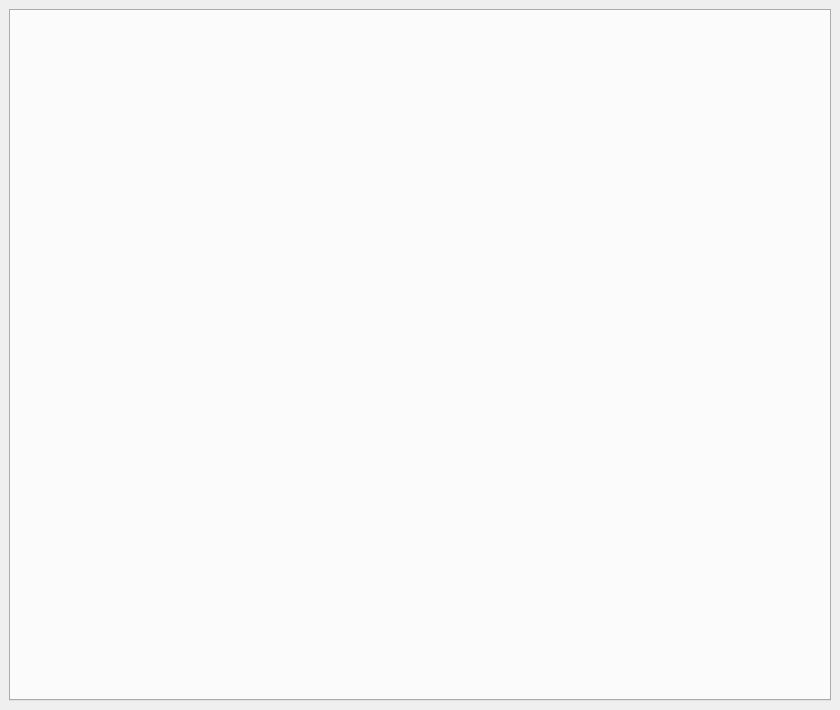
This is designer/main_window.ui in markop404/media-downloader as Qt 5 draws it before an edit. The edited form follows.
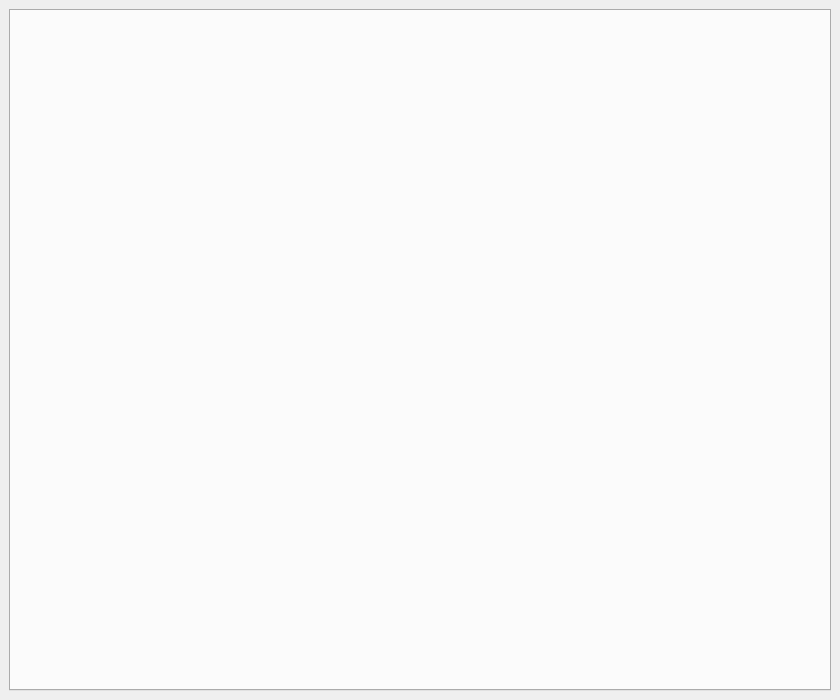
This is the edited form. Icons and pictures are not drawn.

Diff of the .ui file:
```diff
--- a/designer/main_window.ui
+++ b/designer/main_window.ui
@@ -7,13 +7,13 @@
     <x>0</x>
     <y>0</y>
     <width>840</width>
-    <height>710</height>
+    <height>700</height>
    </rect>
   </property>
   <property name="minimumSize">
    <size>
     <width>500</width>
-    <height>650</height>
+    <height>630</height>
    </size>
   </property>
   <property name="windowTitle">
```
Left out of the diff: 14 changed lines with no effect on the pictures.
